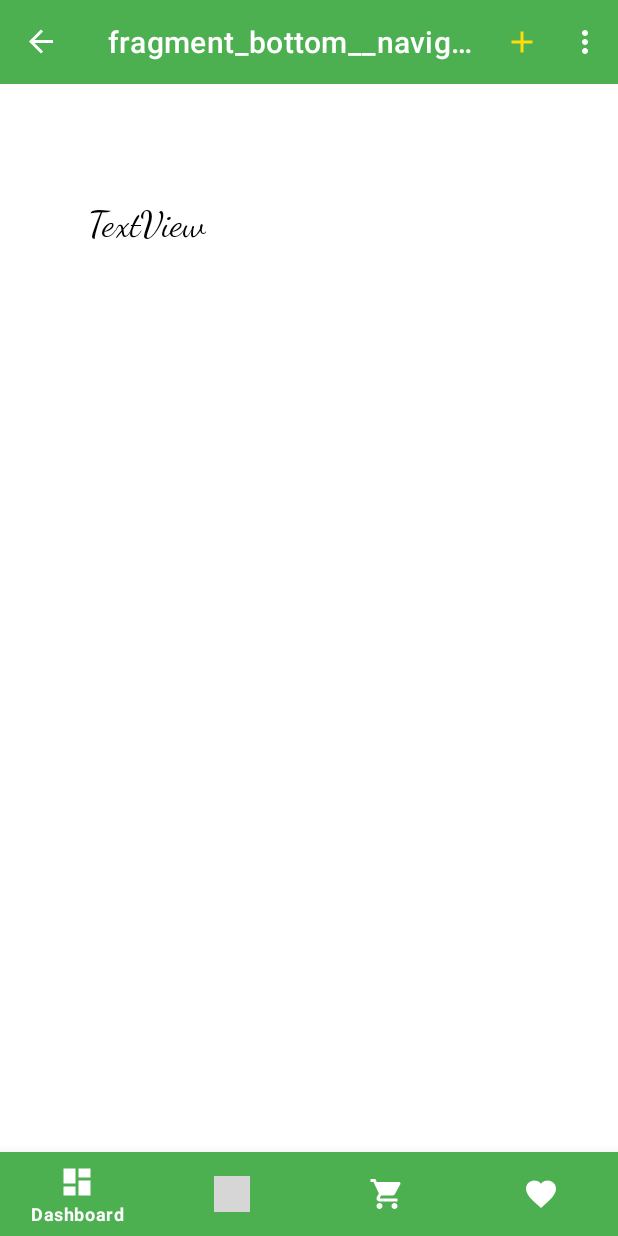
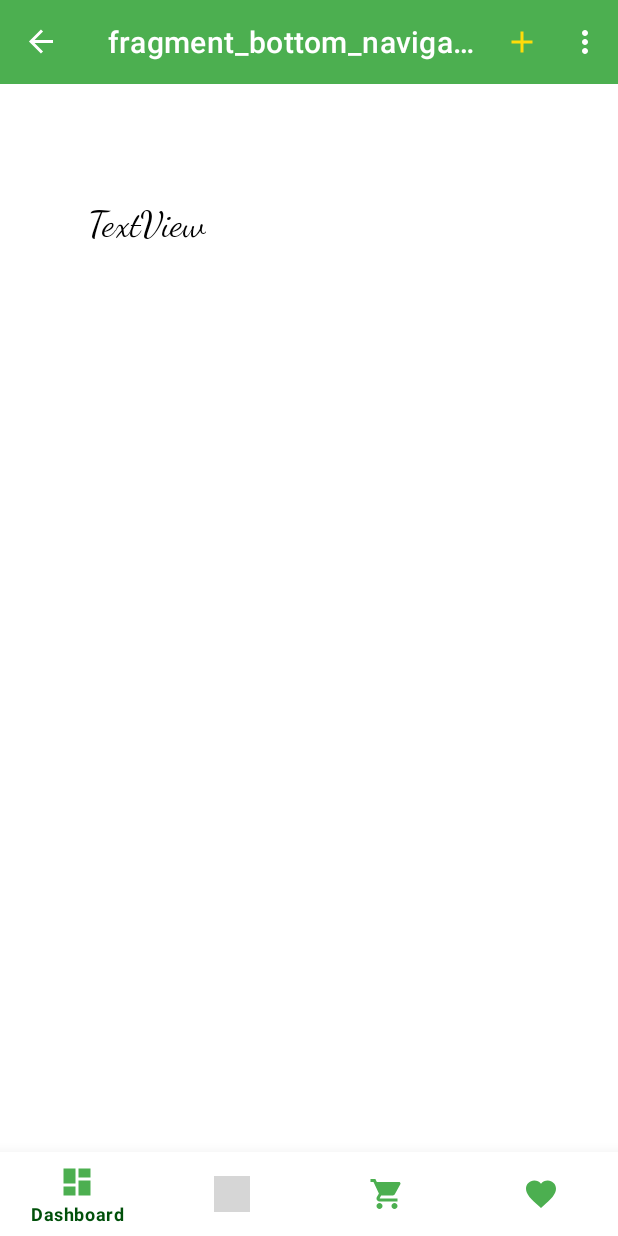
Before and after one commit to GeorgeKariuki7205/Learning-Kotlin, an Android app: the screen it shows after launch (MainActivity), in the side drawer, after a tap on "Withdraw Cash", on a phone screen of 412 x 824 dp. Run offline under Robolectric (Android 15) with nearby library versions, the phone set to English and light mode, and no system bars; our stand-ins replace Timber, data binding, navigation-ui; Roboto replaces fonts that are not available here; grey boxes are pictures that could not be loaded.

Commit message:
Added Bottom Navigation.

```diff
--- /dev/null
+++ b/app/src/main/java/com/example/taisacco/BottomNavigation.kt
@@ -0,0 +1,68 @@
+package com.example.taisacco
+
+import android.os.Bundle
+import androidx.fragment.app.Fragment
+import android.view.LayoutInflater
+import android.view.View
+import android.view.ViewGroup
+import android.widget.Toast
+import androidx.databinding.DataBindingUtil
+import com.example.taisacco.databinding.FragmentBottomNavigationBinding
+import com.google.android.material.bottomnavigation.BottomNavigationView
+
+/**
+ * A simple [Fragment] subclass.
+ */
+class BottomNavigation : Fragment() {
+    private lateinit var binding: FragmentBottomNavigationBinding
+    override fun onCreateView(
+        inflater: LayoutInflater, container: ViewGroup?,
+        savedInstanceState: Bundle?
+    ): View? {
+        // Inflate the layout for this fragment
+//        return inflater.inflate(R.layout.fragment_bottom_navigation, container, false)
+        binding = DataBindingUtil.inflate(
+            inflater,
+            R.layout.fragment_bottom_navigation,
+            container,
+            false
+        )
+        val bottomNavigationView = binding.bottomNavigation
+        val mOnNavigationItemSelectedListener = BottomNavigationView.OnNavigationItemSelectedListener { menuItem ->
+            when (menuItem.itemId) {
+                R.id.page_1 -> {
+//                    val fragment = BlogFragment()
+//                    supportFragmentManager.beginTransaction().replace(R.id.container, fragment, fragment.javaClass.getSimpleName())
+//                        .commit()
+                    Toast.makeText(context, "DashBoard Clicked", Toast.LENGTH_SHORT).show()
+                    return@OnNavigationItemSelectedListener true
+                }
+                R.id.page_2 -> {
+//                    val fragment = ChapterFragment()
+//                    supportFragmentManager.beginTransaction().replace(R.id.container, fragment, fragment.javaClass.getSimpleName())
+//                        .commit()
+                    Toast.makeText(context, "Sharing Clicked", Toast.LENGTH_SHORT).show()
+                    return@OnNavigationItemSelectedListener true
+                }
+                R.id.page_3 -> {
+//                    val fragment = StoreFragment()
+//                    supportFragmentManager.beginTransaction().replace(R.id.container, fragment, fragment.javaClass.getSimpleName())
+//                        .commit()
+                    Toast.makeText(context, "Cart Clicked", Toast.LENGTH_SHORT).show()
+                    return@OnNavigationItemSelectedListener true
+                }
+                R.id.page_4 -> {
+//                    val fragment = StoreFragment()
+//                    supportFragmentManager.beginTransaction().replace(R.id.container, fragment, fragment.javaClass.getSimpleName())
+//                        .commit()
+                    Toast.makeText(context, "Favorite Clicked", Toast.LENGTH_SHORT).show()
+                    return@OnNavigationItemSelectedListener true
+                }
+            }
+            false
+        }
+        bottomNavigationView.setOnNavigationItemSelectedListener(mOnNavigationItemSelectedListener)
+        return binding.root
+    }
+
+}
--- a/app/src/main/java/com/example/taisacco/Bottom_Navigation.kt
+++ /dev/null
@@ -1,83 +0,0 @@
-package com.example.taisacco
-
-import android.content.Context
-import android.os.Bundle
-import androidx.fragment.app.Fragment
-import android.view.LayoutInflater
-import android.view.View
-import android.view.ViewGroup
-import android.widget.Toast
-import androidx.databinding.DataBindingUtil
-import com.example.taisacco.databinding.FragmentBottomNavigationBinding
-import com.google.android.material.bottomnavigation.BottomNavigationView
-
-/**
- * A simple [Fragment] subclass.
- */
-class Bottom_Navigation : Fragment() {
-    private lateinit var binding: FragmentBottomNavigationBinding
-    override fun onCreateView(
-        inflater: LayoutInflater, container: ViewGroup?,
-        savedInstanceState: Bundle?
-    ): View? {
-        // Inflate the layout for this fragment
-//        return inflater.inflate(R.layout.fragment_bottom__navigation, container, false)
-        binding = DataBindingUtil.inflate(
-            inflater,
-            R.layout.fragment_bottom__navigation,
-            container,
-            false
-        )
-
-        val bottomNavigation: BottomNavigationView = binding.bottomNavigation
-
-          mOnNavigationItemSelectedListener = BottomNavigationView.OnNavigationItemSelectedListener { item ->
-            when (item.itemId) {
-                R.id.page_1 -> {
-
-                    return@OnNavigationItemSelectedListener true
-                }
-                R.id.page_2 -> {
-
-                    return@OnNavigationItemSelectedListener true
-                }
-                R.id.page_3 -> {
-
-                    return@OnNavigationItemSelectedListener true
-                }
-                R.id.page_4 -> {
-
-                    return@OnNavigationItemSelectedListener true
-                }
-            }
-            false
-        }
-
-
-//        BottomNavigationView.OnNavigationItemSelectedListener { item ->
-//            when(item.itemId) {
-//                R.id.page_1 -> {
-//                    // Respond to navigation item 1 click
-//                    binding.textView5.text = "Page One"
-//                    Toast.makeText(context, "Page One",Toast.LENGTH_SHORT )
-//                    true
-//                }
-//                R.id.page_2 -> {
-//                    // Respond to navigation item 2 click
-//                    binding.textView5.text = "Page Two"
-//                    Toast.makeText(context, "Page Two",Toast.LENGTH_SHORT )
-//                    true
-//                }
-//                else -> false
-//            }
-//        }
-        return binding.root
-
-    }
-
-    override fun onCreate(savedInstanceState: Bundle?) {
-        super.onCreate(savedInstanceState)
-        // ...
-        bottomNavigation.setOnNavigationItemSelectedListener(mOnNavigationItemSelectedListener)
-    }
-}
--- a/app/src/main/res/layout/fragment_bottom__navigation.xml
+++ b/app/src/main/res/layout/fragment_bottom_navigation.xml
@@ -2,22 +2,21 @@
 <layout xmlns:android="http://schemas.android.com/apk/res/android"
         xmlns:tools="http://schemas.android.com/tools"
         xmlns:app="http://schemas.android.com/apk/res-auto"
-        tools:context=".Bottom_Navigation">
+        tools:context=".BottomNavigation">
 
 
     <androidx.constraintlayout.widget.ConstraintLayout
             android:layout_width="match_parent"
             android:layout_height="match_parent">
-
         <com.google.android.material.bottomnavigation.BottomNavigationView
                 android:id="@+id/bottom_navigation"
                 android:layout_width="match_parent"
                 android:layout_height="wrap_content"
-                android:background="@color/colorPrimary"
+                android:background="@color/white"
                 app:elevation="15dp"
-                app:itemIconTint="@color/white"
+                app:itemIconTint="@color/colorAccent"
                 app:itemRippleColor="@color/black"
-                app:itemTextColor="@color/white"
+                app:itemTextColor="@color/colorPrimaryDark"
                 app:layout_constraintBottom_toBottomOf="parent"
                 app:menu="@menu/bottom_navigation_menu" />
 
--- a/app/src/main/res/menu/navigationmenu.xml
+++ b/app/src/main/res/menu/navigationmenu.xml
@@ -10,7 +10,7 @@
                 android:icon="@drawable/ic_book_black_24dp"
                 android:title="Balance Enquiry"/>
         <item
-                android:id="@+id/bottom_Navigation"
+                android:id="@+id/bottomNavigation2"
                 android:icon="@drawable/ic_attach_money_black_24dp"
                 android:title="Withdraw Cash"/>
     </group>
--- a/app/src/main/res/navigation/navigation.xml
+++ b/app/src/main/res/navigation/navigation.xml
@@ -65,8 +65,8 @@
             android:label="fragment_life_cycle"
             tools:layout="@layout/fragment_life_cycle" />
     <fragment
-            android:id="@+id/bottom_Navigation"
-            android:name="com.example.taisacco.Bottom_Navigation"
-            android:label="fragment_bottom__navigation"
-            tools:layout="@layout/fragment_bottom__navigation" />
+            android:id="@+id/bottomNavigation2"
+            android:name="com.example.taisacco.BottomNavigation"
+            android:label="fragment_bottom_navigation"
+            tools:layout="@layout/fragment_bottom_navigation" />
 </navigation>
```
